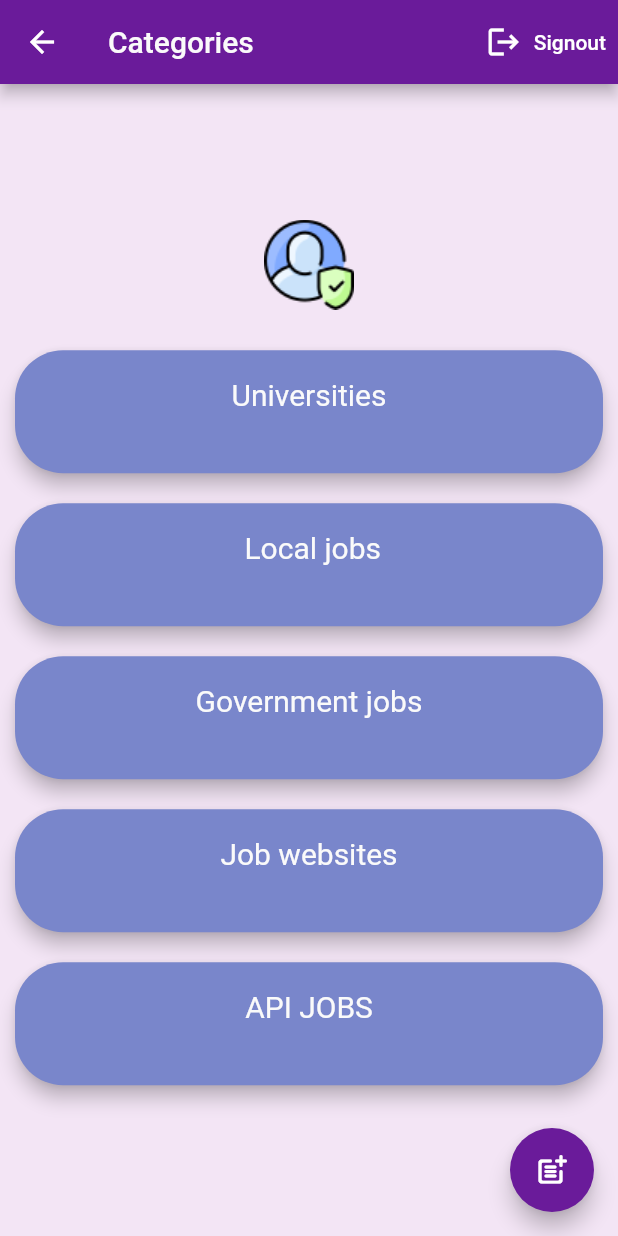
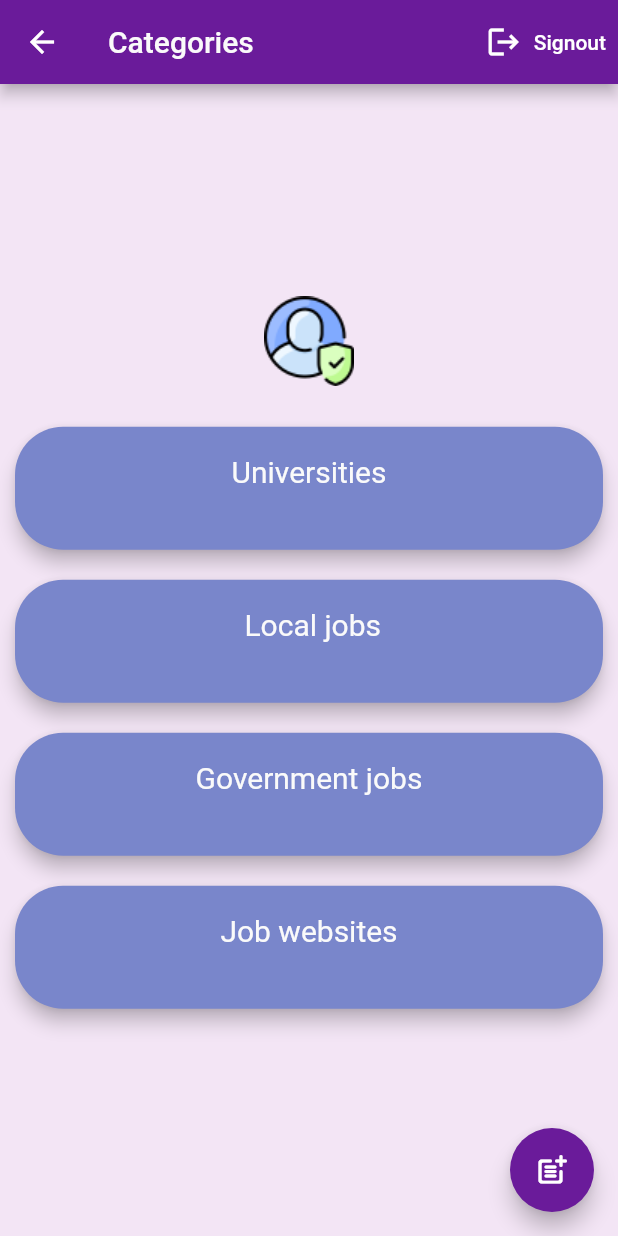
Before and after one commit to Oloow22/horizonAppFlutter, a Flutter app: the Options screen opened directly, on a phone screen of 412 x 824 dp. Run offline on Flutter 3.47's test engine with Material 2 defaults, Android fonts, the phone set to English and light mode, and no system bars; our stand-ins replace cloud_firestore, firebase_auth, firebase_core, google_fonts; missing offline and left inert: dart:html; accounts and stored records are empty; Roboto replaces fonts that are missing (Acme).

Commit message:
Few changes

```diff
--- a/lib/main.dart
+++ b/lib/main.dart
@@ -97,7 +97,7 @@ class Homepage extends StatelessWidget {
                     onPressed: () {
                       Navigator.of(context).push(
                           MaterialPageRoute(builder: (BuildContext context) {
-                        return APIjobs(); // change it to login later !
+                        return Login(); // change it to login later !
                       }));
                     },
                     child: Text(
--- a/lib/options.dart
+++ b/lib/options.dart
@@ -137,32 +137,7 @@ class _OptionsState extends State<Options> {
               ),
             ),
 
-            Card(
-              shape: RoundedRectangleBorder(
-                  borderRadius: BorderRadius.circular(32.0)),
-              color: Colors.indigo.shade300,
-              elevation: 5,
-              margin: EdgeInsets.all(10),
-              child: ListTile(
-                contentPadding:
-                    EdgeInsets.symmetric(horizontal: 10, vertical: 5),
-                title: Center(
-                  child: Text(
-                    'API JOBS',
-                    style: GoogleFonts.acme(
-                      color: Colors.grey.shade50,
-                      fontSize: 20,
-                      fontStyle: FontStyle.normal
-                    ),
-                    ),
-                ),
-                subtitle: Text(''),
-                onTap: () {
-                  Navigator.of(context)
-                      .push(MaterialPageRoute(builder: (context) => APIjobs()));
-                },
-              ),
-            ),
+
 
           ]),
         ),
--- a/lib/post.dart
+++ /dev/null
@@ -1 +0,0 @@
-import 'package:http/http.dart' as http;
--- a/pubspec.yaml
+++ b/pubspec.yaml
@@ -45,6 +45,9 @@ dependencies:
   url_launcher: ^6.1.6
   google_fonts: ^3.0.1
   http: ^0.13.5
+  json_annotation: ^4.7.0
+  build_runner: ^2.3.0
+  json_serializable: ^6.5.1
 
 dev_dependencies:
   flutter_test:
```
Also changed, not shown: pubspec.lock, 2 other files.
